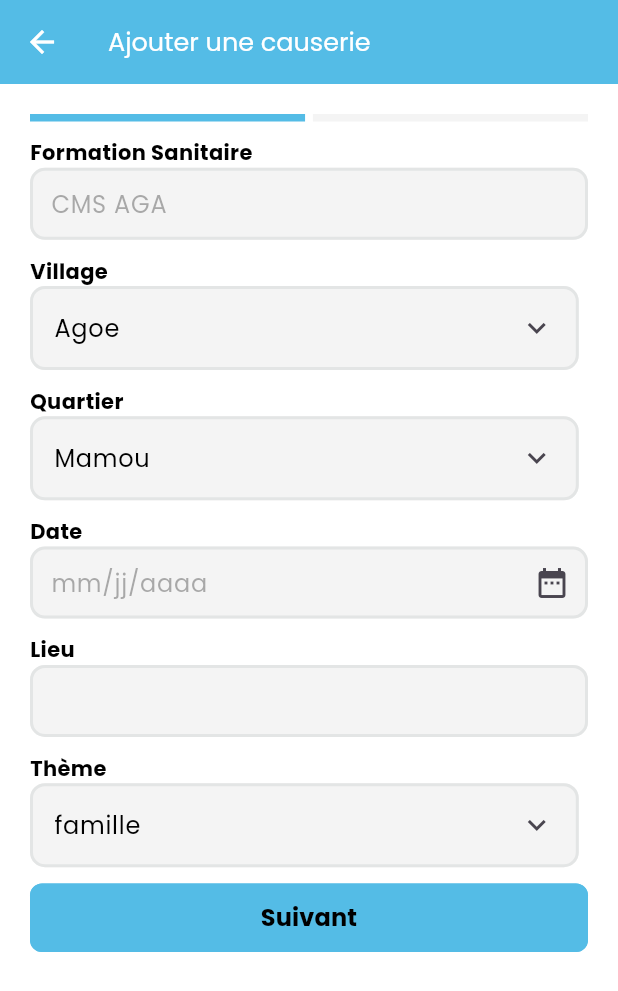
After one commit to mayi2126/contact_tracing, a Flutter app: the CauseriePage screen opened by its route, after a tap on the "add" icon, on a phone screen of 412 x 824 dp. The commit adds this screen. Shown: the top 991 px of the screen. Run offline on Flutter 3.47's test engine with Material 3 defaults, Android fonts, the phone set to English and light mode, and no system bars; our stand-ins replace equatable, flutter_bloc, flutter_screenutil, google_fonts, shared_preferences; accounts and stored records are empty.

Commit message:
add causerie form

```diff
--- /dev/null
+++ b/tracking/lib/Presentation/Causeries/add_causerie.dart
@@ -0,0 +1,423 @@
+part of '../../core/cores.dart';
+
+class AddCauserie extends StatefulWidget {
+  const AddCauserie({super.key});
+
+  @override
+  State<AddCauserie> createState() => _AddCauserieState();
+}
+
+class _AddCauserieState extends State<AddCauserie> with RestorationMixin {
+  String? restorationId = "causerie";
+
+  List<String> listVillage = <String>[
+    'Selectionner un village',
+    'Agoe',
+  ];
+
+  List<String> listQuartier = <String>[
+    'Selectionner un quartier',
+    'Mamou',
+  ];
+
+  List<String> listTheme = <String>[
+    'Selectionner un theme',
+    'famille',
+    'autre'
+  ];
+  String _villageValue = "";
+  String _quartierValue = "";
+  String _themeValue = "";
+  final TextEditingController _formationSanitaire = TextEditingController();
+  final TextEditingController _dateController = TextEditingController();
+  final TextEditingController _localisationController = TextEditingController();
+  final TextEditingController _nbrePersonnesTController = TextEditingController();
+  final TextEditingController __nbrePersonnesTAllaitantesController = TextEditingController();
+  final TextEditingController __nbrePersonnesTEnfantsController = TextEditingController();
+
+  final TextEditingController __nbrePersonnesTHommesController = TextEditingController();
+  final TextEditingController __nbrePersonnesTEnceintesController = TextEditingController();
+
+  final TextEditingController __autresController = TextEditingController();
+
+  final GlobalKey<FormState> _formKey = GlobalKey<FormState>();
+
+  int _index = 0;
+
+  final RestorableDateTime _selectedDate =
+      RestorableDateTime(DateTime(2021, 7, 25));
+  late final RestorableRouteFuture<DateTime?> _restorableDatePickerRouteFuture =
+      RestorableRouteFuture<DateTime?>(
+    onComplete: _selectDate,
+    onPresent: (NavigatorState navigator, Object? arguments) {
+      return navigator.restorablePush(
+        _datePickerRoute,
+        arguments: _selectedDate.value.millisecondsSinceEpoch,
+      );
+    },
+  );
+
+  @pragma('vm:entry-point')
+  static Route<DateTime> _datePickerRoute(
+    BuildContext context,
+    Object? arguments,
+  ) {
+    return DialogRoute<DateTime>(
+      context: context,
+      builder: (BuildContext context) {
+        return DatePickerDialog(
+          restorationId: 'date_picker_dialog',
+          initialEntryMode: DatePickerEntryMode.calendarOnly,
+          initialDate: DateTime.fromMillisecondsSinceEpoch(arguments! as int),
+          firstDate: DateTime(2021),
+          lastDate: DateTime(DateTime.now().year),
+        );
+      },
+    );
+  }
+
+  @override
+  void restoreState(RestorationBucket? oldBucket, bool initialRestore) {
+    registerForRestoration(_selectedDate, 'selected_date');
+    registerForRestoration(
+        _restorableDatePickerRouteFuture, 'date_picker_route_future');
+  }
+
+  void _selectDate(DateTime? newSelectedDate) {
+    if (newSelectedDate != null) {
+      setState(() {
+        _selectedDate.value = newSelectedDate;
+        _dateController.text =
+            '${_selectedDate.value.day}/${_selectedDate.value.month}/${_selectedDate.value.year}';
+      });
+    }
+  }
+
+  @override
+  Widget build(BuildContext context) {
+    return Scaffold(
+      appBar: AppBar(
+        backgroundColor: Palette.primary,
+        iconTheme: const IconThemeData(color: Palette.white),
+        title: const Text(
+          "Ajouter une causerie",
+          style: TextStyle(color: Palette.white, fontSize: 17),
+        ),
+      ),
+      body: Container(
+        padding: const EdgeInsets.all(20),
+        child: Column(
+          crossAxisAlignment: CrossAxisAlignment.start,
+          children: [
+            Row(children: [
+              Expanded(
+                  child: Container(
+                height: 5,
+                color: _index == 0 ? Palette.primary : Palette.bgGrey,
+              )),
+              5.horizontalSpace,
+              Expanded(
+                  child: Container(
+                height: 5,
+                color: _index == 1 ? Palette.primary : Palette.bgGrey,
+              ))
+            ]),
+            10.verticalSpace,
+            _index == 0
+                ? Column(
+                    crossAxisAlignment: CrossAxisAlignment.start,
+                    children: [
+                      const Text(
+                        "Formation Sanitaire",
+                        style: TextStyle(fontWeight: FontWeight.bold),
+                      ),
+                      CustomTextFormInput(
+                        isReadonly: true,
+                        labelText: "",
+                        hintText: "CMS AGA",
+                        controller: _formationSanitaire,
+                        isPassword: true,
+                      ),
+                      10.verticalSpace,
+                      const Text(
+                        "Village",
+                        style: TextStyle(fontWeight: FontWeight.bold),
+                      ),
+                      DropdownMenu<String>(
+                        inputDecorationTheme: InputDecorationTheme(
+                          filled: true,
+                          fillColor: Palette.bgGrey,
+                          focusedBorder: const OutlineInputBorder(
+                            borderRadius: BorderRadius.all(Radius.circular(10)),
+                            borderSide: BorderSide(
+                              color: Palette.primary,
+                              width: 2,
+                            ),
+                          ),
+                          enabledBorder: OutlineInputBorder(
+                            borderSide: const BorderSide(
+                              color: Palette.stroke,
+                              width: 2,
+                            ),
+                            borderRadius: BorderRadius.circular(10),
+                          ),
+                        ),
+                        initialSelection: "Agoe",
+                        trailingIcon: Icon(Icons.keyboard_arrow_down_sharp),
+                        selectedTrailingIcon:
+                            Icon(Icons.keyboard_arrow_up_sharp),
+                        onSelected: (String? value) {
+                          setState(() {
+                            _villageValue = value!;
+                            print(_villageValue);
+                          });
+                        },
+                        //TODOS: remove static width
+                        width: getWidth(333),
+                        dropdownMenuEntries: listVillage
+                            .map<DropdownMenuEntry<String>>((String value) {
+                          return DropdownMenuEntry<String>(
+                              value: value, label: value);
+                        }).toList(),
+                      ),
+                      10.verticalSpace,
+                      const Text(
+                        "Quartier",
+                        style: TextStyle(fontWeight: FontWeight.bold),
+                      ),
+                      DropdownMenu<String>(
+                        inputDecorationTheme: InputDecorationTheme(
+                          filled: true,
+                          fillColor: Palette.bgGrey,
+                          focusedBorder: const OutlineInputBorder(
+                            borderRadius: BorderRadius.all(Radius.circular(10)),
+                            borderSide: BorderSide(
+                              color: Palette.primary,
+                              width: 2,
+                            ),
+                          ),
+                          enabledBorder: OutlineInputBorder(
+                            borderSide: const BorderSide(
+                              color: Palette.stroke,
+                              width: 2,
+                            ),
+                            borderRadius: BorderRadius.circular(10),
+                          ),
+                        ),
+                        // initialSelection: "Agoe",
+                        initialSelection: "Mamou",
+                        width: getWidth(333),
+
+                        trailingIcon: Icon(Icons.keyboard_arrow_down_sharp),
+                        selectedTrailingIcon:
+                            Icon(Icons.keyboard_arrow_up_sharp),
+                        // initialSelection: list.first,
+                        onSelected: (String? value) {
+                          // This is called when the user selects an item.
+                          setState(() {
+                            _quartierValue = value!;
+                            print(_quartierValue);
+                          });
+                        },
+                        dropdownMenuEntries: listQuartier
+                            .map<DropdownMenuEntry<String>>((String value) {
+                          return DropdownMenuEntry<String>(
+                              value: value, label: value);
+                        }).toList(),
+                      ),
+                      10.verticalSpace,
+                      const Text(
+                        "Date",
+                        style: TextStyle(fontWeight: FontWeight.bold),
+                      ),
+                      CustomTextFormInput(
+                        labelText: "",
+                        hintText: "mm/jj/aaaa",
+                        controller: _dateController,
+                        keybordType: TextInputType.number,
+                        icon: Icons.date_range,
+                        onTap: () {
+                          _restorableDatePickerRouteFuture.present();
+                        },
+                      ),
+                      10.verticalSpace,
+                      const Text(
+                        "Lieu",
+                        style: TextStyle(fontWeight: FontWeight.bold),
+                      ),
+                      CustomTextFormInput(
+                        labelText: "",
+                        hintText: "",
+                        controller: _localisationController,
+                        keybordType: TextInputType.text,
+                        onTap: () {},
+                      ),
+                      10.verticalSpace,
+                      const Text(
+                        "Thème",
+                        style: TextStyle(fontWeight: FontWeight.bold),
+                      ),
+                      DropdownMenu<String>(
+                        inputDecorationTheme: InputDecorationTheme(
+                          filled: true,
+                          fillColor: Palette.bgGrey,
+                          focusedBorder: const OutlineInputBorder(
+                            borderRadius: BorderRadius.all(Radius.circular(10)),
+                            borderSide: BorderSide(
+                              color: Palette.primary,
+                              width: 2,
+                            ),
+                          ),
+                          enabledBorder: OutlineInputBorder(
+                            borderSide: const BorderSide(
+                              color: Palette.stroke,
+                              width: 2,
+                            ),
+                            borderRadius: BorderRadius.circular(10),
+                          ),
+                        ),
+                        initialSelection: "famille",
+                        trailingIcon: Icon(Icons.keyboard_arrow_down_sharp),
+                        selectedTrailingIcon:
+                            Icon(Icons.keyboard_arrow_up_sharp),
+                        onSelected: (String? value) {
+                          setState(() {
+                            _themeValue = value!;
+                          });
+                        },
+                        //TODOS: remove static width
+                        width: getWidth(333),
+                        dropdownMenuEntries: listTheme
+                            .map<DropdownMenuEntry<String>>((String value) {
+                          return DropdownMenuEntry<String>(
+                              value: value, label: value);
+                        }).toList(),
+                      ),
+                      10.verticalSpace,
+                      PrimaryButton(
+                        width: 2,
+                        btnBgColor: Palette.primary,
+                        textColor: Palette.contentPrimary,
+                        btnText: "Suivant",
+                        isFilledBtn: false,
+                        onTapFunction: () {
+                          setState(() {
+                            _index++;
+                          });
+                        },
+                      ),
+                    ],
+                  )
+                : Column(
+                    crossAxisAlignment: CrossAxisAlignment.start,
+                    children: [
+                        // 10.verticalSpace,
+                        const Text(
+                          "Nombre de personnes touchées (9 - 49 ans)",
+                          style: TextStyle(fontWeight: FontWeight.bold),
+                        ),
+                        CustomTextFormInput(
+                          labelText: "",
+                          hintText: "0",
+                          controller: _nbrePersonnesTController,
+                          keybordType: TextInputType.number,
+                          onTap: () {},
+                        ),
+                        10.verticalSpace,
+                        const Text(
+                          "Nombre de personnes touchées (Femmes enceintes",
+                          style: TextStyle(fontWeight: FontWeight.bold),
+                        ),
+                        CustomTextFormInput(
+                          labelText: "",
+                          hintText: "0",
+                          controller: __nbrePersonnesTEnceintesController,
+                          keybordType: TextInputType.number,
+                          onTap: () {},
+                        ),
+                        10.verticalSpace,
+                        const Text(
+                          "Nombre de personnes touchées (Femmes allaitantes)",
+                          style: TextStyle(fontWeight: FontWeight.bold),
+                        ),
+                        CustomTextFormInput(
+                          labelText: "",
+                          hintText: "0",
+                          controller: __nbrePersonnesTAllaitantesController,
+                          keybordType: TextInputType.number,
+                          onTap: () {},
+                        ),
+                        10.verticalSpace,
+                        const Text(
+                          "Nombre de personnes touchées (Hommes)",
+                          style: TextStyle(fontWeight: FontWeight.bold),
+                        ),
+                        CustomTextFormInput(
+                          labelText: "",
+                          hintText: "0",
+                          controller: __nbrePersonnesTHommesController,
+                          keybordType: TextInputType.number,
+                          onTap: () {},
+                        ),
+                        10.verticalSpace,
+                        const Text(
+                          "Nombre d'enfants de 0 a 24 mois visité",
+                          style: TextStyle(fontWeight: FontWeight.bold),
+                        ),
+                        CustomTextFormInput(
+                          labelText: "",
+                          hintText: "0",
+                          controller: __nbrePersonnesTEnfantsController,
+                          keybordType: TextInputType.number,
+                          onTap: () {},
+                        ),
+                        10.verticalSpace,
+                        const Text(
+                          "Autres",
+                          style: TextStyle(fontWeight: FontWeight.bold),
+                        ),
+                        CustomTextFormInput(
+                          labelText: "",
+                          hintText: "0",
+                          controller: __autresController,
+                          keybordType: TextInputType.number,
+                          onTap: () {},
+                        ),
+                        10.verticalSpace,
+                        Row(
+                          mainAxisAlignment: MainAxisAlignment.end,
+                          children: [
+                            Expanded(
+                              child: PrimaryButton(
+                                btnBgColor: Palette.primary,
+                                textColor: Palette.contentPrimary,
+                                btnText: "Précédent",
+                                isFilledBtn: false,
+                                onTapFunction: () {
+                                  setState(() {
+                                    _index--;
+                                  });
+                                },
+                              ),
+                            ),
+                            5.horizontalSpace,
+                            Expanded(
+                              child: PrimaryButton(
+                                width: 2,
+                                btnBgColor: Palette.primary,
+                                textColor: Palette.contentPrimary,
+                                btnText: "Enregistrer",
+                                isFilledBtn: false,
+                                onTapFunction: () {},
+                              ),
+                            )
+                          ],
+                        ),
+                      ]),
+            10.verticalSpace,
+          ],
+        ),
+      ),
+    );
+  }
+}
--- /dev/null
+++ b/tracking/lib/Presentation/Causeries/main.dart
@@ -0,0 +1,70 @@
+part of '../../core/cores.dart';
+
+class CauseriePage extends StatefulWidget {
+  const CauseriePage({super.key});
+
+  @override
+  State<CauseriePage> createState() => _CauseriePageState();
+}
+
+class _CauseriePageState extends State<CauseriePage> {
+
+    TextEditingController search = TextEditingController();
+
+  @override
+  Widget build(BuildContext context) {
+    return Scaffold(
+      appBar: AppBar(
+        backgroundColor: Palette.primary,
+        iconTheme: const IconThemeData(color: Palette.white),
+        title: const Text(
+          "Causeries Educatives",
+          style: TextStyle(color: Palette.white, fontSize: 17),
+        ),
+        bottom: PreferredSize(
+            preferredSize: const Size(
+              double.infinity,
+              60,
+            ),
+            child: Container(
+              color: Palette.primary,
+              child: Padding(
+                padding: const EdgeInsets.fromLTRB(15, 2, 15, 10),
+                child: Row(
+                  children: [
+                    Expanded(
+                      flex: 2,
+                      child: CustomTextFormInput(
+                          icon: Icons.search,
+                          controller: search,
+                          hintText: "Recherche ...",
+                          labelText: "Recherche..."),
+                    ),
+                    // const Spacer(),
+                    2.horizontalSpace,
+                    IconButton(
+                      onPressed: () {},
+                      icon: const Icon(
+                        Icons.filter_alt_sharp,
+                        color: Palette.white,
+                      ),
+                    )
+                  ],
+                ),
+              ),
+            )),
+      ),
+      floatingActionButton: FloatingActionButton(
+        onPressed: () {
+          Navigator.pushNamed(context, RoutesName.addCauserie);
+        },
+        backgroundColor: Palette.primary,
+        child: const Icon(
+          Icons.add,
+          color: Palette.white,
+        ),
+        shape: CircleBorder(),
+      ),
+    );
+  }
+}
--- a/tracking/lib/Presentation/dashboard/views/items.dart
+++ b/tracking/lib/Presentation/dashboard/views/items.dart
@@ -66,10 +66,13 @@ class Items extends StatelessWidget {
                 title: "Dialogues",
               )),
               15.horizontalSpace,
-              const Expanded(
+               Expanded(
                   child: CardWidget(
                 icon: Icons.handshake,
                 title: "Causeries Éducatives",
+                onTap: (){
+                    Navigator.pushNamed(context, RoutesName.causerie);
+                },
               )),
             ],
           ),
--- a/tracking/lib/app/routes/router.dart
+++ b/tracking/lib/app/routes/router.dart
@@ -17,7 +17,11 @@ class Routes {
         return MaterialPageRoute(builder: (context) => const MainRecensement());
       case RoutesName.splash:
         return MaterialPageRoute(builder: (context) => const SplashPage());
+        case RoutesName.causerie:
+        return MaterialPageRoute(builder: (context) => const CauseriePage());
 
+   case RoutesName.addCauserie:
+        return MaterialPageRoute(builder: (context) => const AddCauserie());
       default:
         return MaterialPageRoute(
           builder: (context) => const Scaffold(
--- a/tracking/lib/app/routes/routes_name.dart
+++ b/tracking/lib/app/routes/routes_name.dart
@@ -7,6 +7,8 @@ class RoutesName{
 
   static const String addRecensement = "addRecensement";
   static const String mainRecensement = "mainRecensement";
+  static const String causerie = "causerie";
+  static const String addCauserie = "addCauserie";
 
 
 
--- a/tracking/lib/core/cores.dart
+++ b/tracking/lib/core/cores.dart
@@ -45,3 +45,6 @@ part '../Presentation/recencement/page_recensement.dart';
 
 /* --------------------------------- PROFILE -------------------------------- */
 part '../Presentation/profiles/profile_page.dart';
+
+part '../Presentation/Causeries/main.dart';
+part '../Presentation/Causeries/add_causerie.dart';
```
